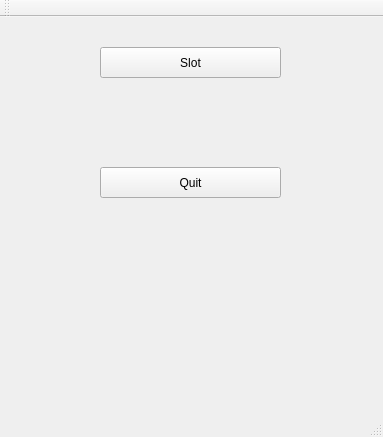
Above: mainwindow.ui from MATF-RS19/RS003-casino before the change. Below: the same form after it.
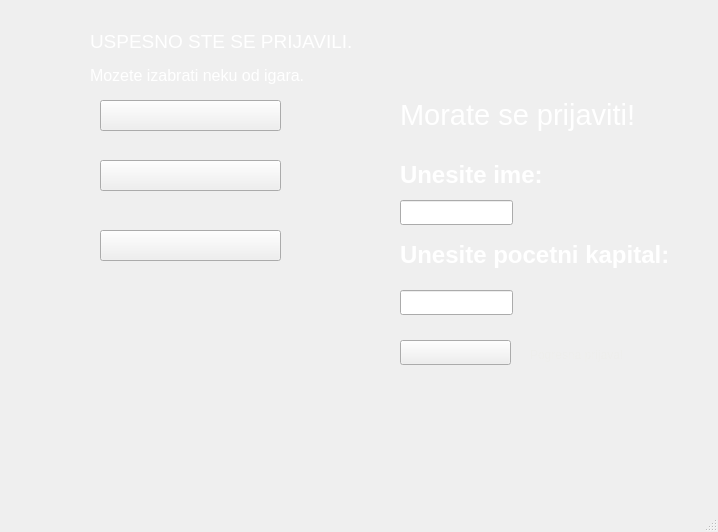
That is the form after the change.

```diff
--- a/mainwindow.ui
+++ b/mainwindow.ui
@@ -6,8 +6,8 @@
    <rect>
     <x>0</x>
     <y>0</y>
-    <width>383</width>
-    <height>437</height>
+    <width>718</width>
+    <height>532</height>
    </rect>
   </property>
   <property name="baseSize">
@@ -24,26 +24,182 @@
     <property name="geometry">
      <rect>
       <x>100</x>
-      <y>30</y>
+      <y>100</y>
       <width>181</width>
       <height>31</height>
      </rect>
     </property>
     <property name="text">
-     <string>Slot</string>
+     <string/>
     </property>
    </widget>
    <widget class="QPushButton" name="quit">
     <property name="geometry">
      <rect>
       <x>100</x>
-      <y>150</y>
+      <y>230</y>
       <width>181</width>
       <height>31</height>
      </rect>
     </property>
     <property name="text">
-     <string>Quit</string>
+     <string/>
+    </property>
+   </widget>
+   <widget class="QLabel" name="label">
+    <property name="geometry">
+     <rect>
+      <x>400</x>
+      <y>160</y>
+      <width>141</width>
+      <height>31</height>
+     </rect>
+    </property>
+    <property name="maximumSize">
+     <size>
+      <width>141</width>
+      <height>16777215</height>
+     </size>
+    </property>
+    <property name="text">
+     <string>&lt;html&gt;&lt;head/&gt;&lt;body&gt;&lt;p&gt;&lt;span style=&quot; font-size:18pt; font-weight:792; color:#ffffff;&quot;&gt;Unesite ime:&lt;/span&gt;&lt;/p&gt;&lt;/body&gt;&lt;/html&gt;</string>
+    </property>
+   </widget>
+   <widget class="QLineEdit" name="ime">
+    <property name="geometry">
+     <rect>
+      <x>400</x>
+      <y>200</y>
+      <width>113</width>
+      <height>25</height>
+     </rect>
+    </property>
+   </widget>
+   <widget class="QLabel" name="label_2">
+    <property name="geometry">
+     <rect>
+      <x>400</x>
+      <y>240</y>
+      <width>291</width>
+      <height>31</height>
+     </rect>
+    </property>
+    <property name="text">
+     <string>&lt;html&gt;&lt;head/&gt;&lt;body&gt;&lt;p&gt;&lt;span style=&quot; font-size:18pt; font-weight:600; color:#ffffff;&quot;&gt;Unesite pocetni kapital:&lt;/span&gt;&lt;/p&gt;&lt;/body&gt;&lt;/html&gt;</string>
+    </property>
+   </widget>
+   <widget class="QLineEdit" name="ulog">
+    <property name="geometry">
+     <rect>
+      <x>400</x>
+      <y>290</y>
+      <width>113</width>
+      <height>25</height>
+     </rect>
+    </property>
+   </widget>
+   <widget class="QPushButton" name="prijava">
+    <property name="geometry">
+     <rect>
+      <x>400</x>
+      <y>340</y>
+      <width>111</width>
+      <height>25</height>
+     </rect>
+    </property>
+    <property name="text">
+     <string/>
+    </property>
+   </widget>
+   <widget class="QLabel" name="label_3">
+    <property name="geometry">
+     <rect>
+      <x>90</x>
+      <y>30</y>
+      <width>341</width>
+      <height>21</height>
+     </rect>
+    </property>
+    <property name="text">
+     <string>&lt;html&gt;&lt;head/&gt;&lt;body&gt;&lt;p&gt;&lt;span style=&quot; font-size:14pt; color:#ffffff;&quot;&gt;USPESNO STE SE PRIJAVILI.&lt;/span&gt;&lt;/p&gt;&lt;/body&gt;&lt;/html&gt;</string>
+    </property>
+   </widget>
+   <widget class="QLabel" name="label_4">
+    <property name="geometry">
+     <rect>
+      <x>90</x>
+      <y>60</y>
+      <width>291</width>
+      <height>31</height>
+     </rect>
+    </property>
+    <property name="text">
+     <string>&lt;html&gt;&lt;head/&gt;&lt;body&gt;&lt;p&gt;&lt;span style=&quot; font-size:12pt; color:#ffffff;&quot;&gt;Mozete izabrati neku od igara.&lt;/span&gt;&lt;/p&gt;&lt;/body&gt;&lt;/html&gt;</string>
+    </property>
+   </widget>
+   <widget class="QLabel" name="label_5">
+    <property name="geometry">
+     <rect>
+      <x>400</x>
+      <y>90</y>
+      <width>271</width>
+      <height>51</height>
+     </rect>
+    </property>
+    <property name="text">
+     <string>&lt;html&gt;&lt;head/&gt;&lt;body&gt;&lt;p&gt;&lt;span style=&quot; font-size:22pt; color:#ffffff;&quot;&gt;Morate se prijaviti!&lt;/span&gt;&lt;/p&gt;&lt;/body&gt;&lt;/html&gt;</string>
+    </property>
+   </widget>
+   <widget class="QLabel" name="label_6">
+    <property name="geometry">
+     <rect>
+      <x>530</x>
+      <y>340</y>
+      <width>131</width>
+      <height>31</height>
+     </rect>
+    </property>
+    <property name="text">
+     <string>&lt;html&gt;&lt;head/&gt;&lt;body&gt;&lt;p&gt;&lt;span style=&quot; color:#eeeeec;&quot;&gt;Pogresna prijava!&lt;/span&gt;&lt;/p&gt;&lt;/body&gt;&lt;/html&gt;</string>
+    </property>
+   </widget>
+   <widget class="QLabel" name="ime_2">
+    <property name="geometry">
+     <rect>
+      <x>420</x>
+      <y>0</y>
+      <width>131</width>
+      <height>21</height>
+     </rect>
+    </property>
+    <property name="text">
+     <string/>
+    </property>
+   </widget>
+   <widget class="QLabel" name="novac">
+    <property name="geometry">
+     <rect>
+      <x>550</x>
+      <y>0</y>
+      <width>91</width>
+      <height>21</height>
+     </rect>
+    </property>
+    <property name="text">
+     <string/>
+    </property>
+   </widget>
+   <widget class="QPushButton" name="black_jack">
+    <property name="geometry">
+     <rect>
+      <x>100</x>
+      <y>160</y>
+      <width>181</width>
+      <height>31</height>
+     </rect>
+    </property>
+    <property name="text">
+     <string/>
     </property>
    </widget>
   </widget>
@@ -57,14 +213,6 @@
     </rect>
    </property>
   </widget>
-  <widget class="QToolBar" name="mainToolBar">
-   <attribute name="toolBarArea">
-    <enum>TopToolBarArea</enum>
-   </attribute>
-   <attribute name="toolBarBreak">
-    <bool>false</bool>
-   </attribute>
-  </widget>
   <widget class="QStatusBar" name="statusBar"/>
  </widget>
  <layoutdefault spacing="6" margin="11"/>
```
Left out of the diff: 2 changed lines with no effect on the pictures.
